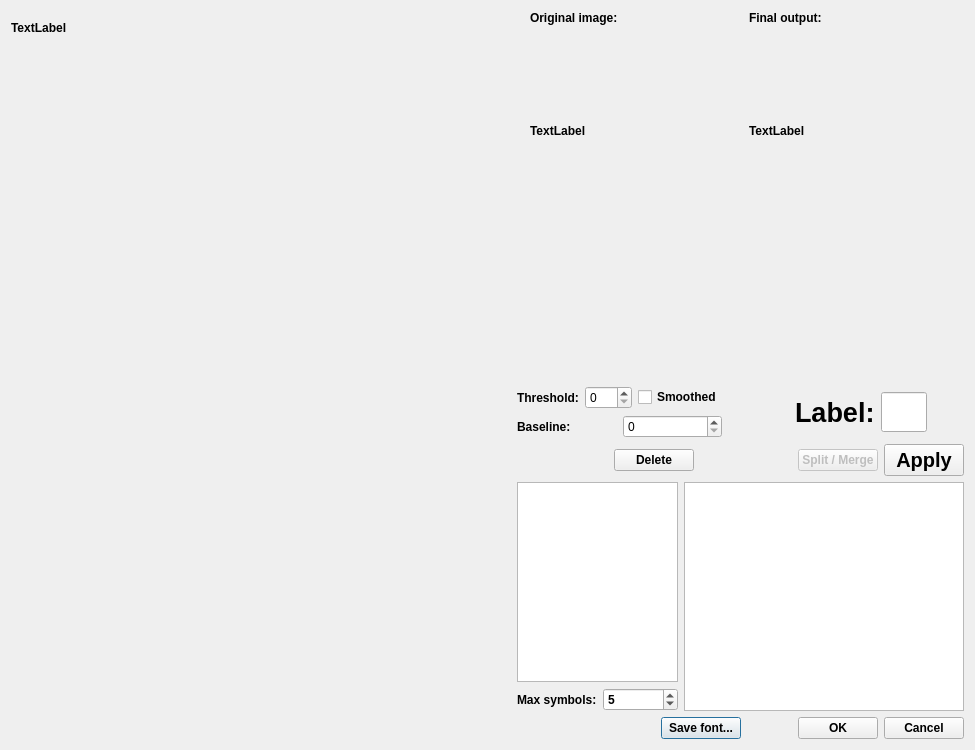
DocCreator/DocCreator, file software/DocCreator/src/FontGenerator/OCRDialog.ui: the form before one commit.
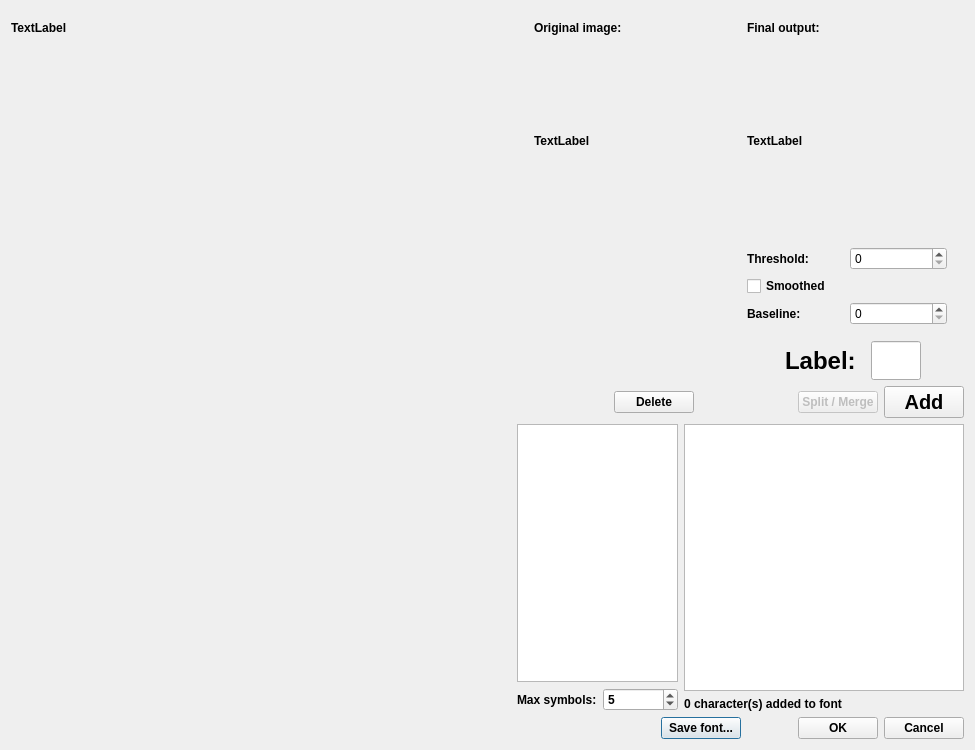
The form after the commit.

The edit to the form file:
```diff
--- a/software/DocCreator/src/FontGenerator/OCRDialog.ui
+++ b/software/DocCreator/src/FontGenerator/OCRDialog.ui
@@ -49,10 +49,20 @@
        <item>
         <layout class="QVBoxLayout" name="verticalLayout_5">
          <item>
-          <layout class="QHBoxLayout" name="horizontalLayout_7">
-           <item>
-            <layout class="QVBoxLayout" name="verticalLayout_3">
-             <item>
+          <layout class="QGridLayout" name="gridLayout_2">
+           <property name="leftMargin">
+            <number>10</number>
+           </property>
+           <property name="topMargin">
+            <number>10</number>
+           </property>
+           <property name="rightMargin">
+            <number>10</number>
+           </property>
+           <property name="bottomMargin">
+            <number>10</number>
+           </property>
+           <item row="0" column="0">
               <widget class="QLabel" name="label_8">
                <property name="maximumSize">
                 <size>
@@ -65,7 +75,32 @@
                </property>
               </widget>
              </item>
-             <item>
+           <item row="1" column="1">
+            <widget class="QLabel" name="thumbnailImage">
+             <property name="minimumSize">
+              <size>
+               <width>200</width>
+               <height>200</height>
+              </size>
+             </property>
+             <property name="maximumSize">
+              <size>
+               <width>200</width>
+               <height>200</height>
+              </size>
+             </property>
+             <property name="toolTip">
+              <string>Character image as added to font</string>
+             </property>
+             <property name="autoFillBackground">
+              <bool>true</bool>
+             </property>
+             <property name="text">
+              <string>TextLabel</string>
+             </property>
+            </widget>
+           </item>
+           <item row="1" column="0">
               <widget class="QLabel" name="thumbnailOriginalImage">
                <property name="minimumSize">
                 <size>
@@ -79,6 +114,9 @@
                  <height>200</height>
                 </size>
                </property>
+             <property name="toolTip">
+              <string>Character image on original image</string>
+             </property>
                <property name="autoFillBackground">
                 <bool>true</bool>
                </property>
@@ -87,11 +125,7 @@
                </property>
               </widget>
              </item>
-            </layout>
-           </item>
-           <item>
-            <layout class="QVBoxLayout" name="verticalLayout">
-             <item>
+           <item row="0" column="1">
               <widget class="QLabel" name="label_9">
                <property name="maximumSize">
                 <size>
@@ -104,48 +138,7 @@
                </property>
               </widget>
              </item>
-             <item>
-              <widget class="QLabel" name="thumbnailImage">
-               <property name="minimumSize">
-                <size>
-                 <width>200</width>
-                 <height>200</height>
-                </size>
-               </property>
-               <property name="maximumSize">
-                <size>
-                 <width>200</width>
-                 <height>200</height>
-                </size>
-               </property>
-               <property name="autoFillBackground">
-                <bool>true</bool>
-               </property>
-               <property name="text">
-                <string>TextLabel</string>
-               </property>
-              </widget>
-             </item>
-            </layout>
-           </item>
-          </layout>
-         </item>
-         <item>
-          <spacer name="verticalSpacer">
-           <property name="orientation">
-            <enum>Qt::Vertical</enum>
-           </property>
-           <property name="sizeHint" stdset="0">
-            <size>
-             <width>20</width>
-             <height>40</height>
-            </size>
-           </property>
-          </spacer>
-         </item>
-         <item>
-          <layout class="QHBoxLayout" name="horizontalLayout_9">
-           <item>
+           <item row="2" column="1">
             <layout class="QVBoxLayout" name="verticalLayout_4">
              <item>
               <layout class="QHBoxLayout" name="horizontalLayout_2">
@@ -175,6 +168,8 @@
                  </property>
                 </widget>
                </item>
+              </layout>
+             </item>
                <item>
                 <widget class="QCheckBox" name="smoothed">
                  <property name="text">
@@ -185,8 +180,6 @@
                  </property>
                 </widget>
                </item>
-              </layout>
-             </item>
              <item>
               <layout class="QHBoxLayout" name="horizontalLayout_6">
                <item>
@@ -237,6 +230,10 @@
              </item>
             </layout>
            </item>
+          </layout>
+         </item>
+         <item>
+          <layout class="QHBoxLayout" name="horizontalLayout_9">
            <item>
             <spacer name="horizontalSpacer_2">
              <property name="orientation">
@@ -281,7 +278,7 @@
                </property>
                <property name="font">
                 <font>
-                 <pointsize>20</pointsize>
+                 <pointsize>18</pointsize>
                 </font>
                </property>
                <property name="text">
@@ -385,8 +382,11 @@
                <bold>true</bold>
               </font>
              </property>
+             <property name="toolTip">
+              <string>Add to font</string>
+             </property>
              <property name="text">
-              <string>Apply</string>
+              <string>Add</string>
              </property>
             </widget>
            </item>
@@ -410,6 +410,9 @@
                  <height>300</height>
                 </size>
                </property>
+               <property name="selectionMode">
+                <enum>QAbstractItemView::SingleSelection</enum>
+               </property>
               </widget>
              </item>
              <item>
@@ -436,6 +439,20 @@
             </layout>
            </item>
            <item>
+            <layout class="QVBoxLayout" name="verticalLayout_7">
+             <property name="leftMargin">
+              <number>0</number>
+             </property>
+             <property name="topMargin">
+              <number>0</number>
+             </property>
+             <property name="rightMargin">
+              <number>0</number>
+             </property>
+             <property name="bottomMargin">
+              <number>0</number>
+             </property>
+             <item>
             <widget class="QTableWidget" name="tableAlphabet">
              <property name="minimumSize">
               <size>
@@ -449,7 +466,22 @@
                <height>300</height>
               </size>
              </property>
-            </widget>
+               <property name="selectionMode">
+                <enum>QAbstractItemView::SingleSelection</enum>
+               </property>
+              </widget>
+             </item>
+             <item>
+              <widget class="QLabel" name="infoFont">
+               <property name="text">
+                <string>0 character(s) added to font</string>
+               </property>
+              </widget>
+             </item>
+             <item>
+              <layout class="QHBoxLayout" name="horizontalLayout_11"/>
+             </item>
+            </layout>
            </item>
           </layout>
          </item>
```
Lines whose indentation alone changed are shown as unchanged.
